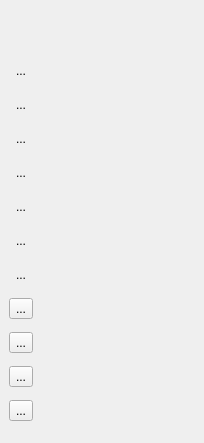
First picture: the form in app/ui/displayoption.ui, repository pencil2d/pencil, before the edit.
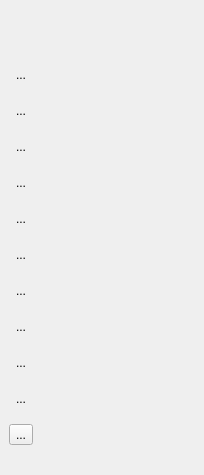
Second picture: the form after the edit. Icons and pictures are not drawn.

The edit to the form file:
```diff
--- a/app/ui/displayoption.ui
+++ b/app/ui/displayoption.ui
@@ -7,7 +7,7 @@
     <x>0</x>
     <y>0</y>
     <width>204</width>
-    <height>443</height>
+    <height>475</height>
    </rect>
   </property>
   <property name="windowTitle">
@@ -244,6 +244,18 @@
        <iconset resource="../data/app.qrc">
         <normaloff>:/icons/overlayPerspective1.png</normaloff>:/icons/overlayPerspective1.png</iconset>
       </property>
+      <property name="iconSize">
+       <size>
+        <width>24</width>
+        <height>24</height>
+       </size>
+      </property>
+      <property name="checkable">
+       <bool>true</bool>
+      </property>
+      <property name="autoRaise">
+       <bool>true</bool>
+      </property>
      </widget>
     </item>
     <item>
@@ -255,6 +267,18 @@
        <iconset resource="../data/app.qrc">
         <normaloff>:/icons/overlayPerspective2.png</normaloff>:/icons/overlayPerspective2.png</iconset>
       </property>
+      <property name="iconSize">
+       <size>
+        <width>24</width>
+        <height>24</height>
+       </size>
+      </property>
+      <property name="checkable">
+       <bool>true</bool>
+      </property>
+      <property name="autoRaise">
+       <bool>true</bool>
+      </property>
      </widget>
     </item>
     <item>
@@ -266,6 +290,18 @@
        <iconset resource="../data/app.qrc">
         <normaloff>:/icons/overlayPerspective3.png</normaloff>:/icons/overlayPerspective3.png</iconset>
       </property>
+      <property name="iconSize">
+       <size>
+        <width>24</width>
+        <height>24</height>
+       </size>
+      </property>
+      <property name="checkable">
+       <bool>true</bool>
+      </property>
+      <property name="autoRaise">
+       <bool>true</bool>
+      </property>
      </widget>
     </item>
     <item>
@@ -277,6 +313,21 @@
        <iconset resource="../data/app.qrc">
         <normaloff>:/icons/overlayAngle.png</normaloff>:/icons/overlayAngle.png</iconset>
       </property>
+      <property name="iconSize">
+       <size>
+        <width>24</width>
+        <height>24</height>
+       </size>
+      </property>
+      <property name="checkable">
+       <bool>false</bool>
+      </property>
+      <property name="popupMode">
+       <enum>QToolButton::InstantPopup</enum>
+      </property>
+      <property name="autoRaise">
+       <bool>false</bool>
+      </property>
      </widget>
     </item>
    </layout>
```
Left out of the diff: 22 changed lines with no effect on the pictures.
